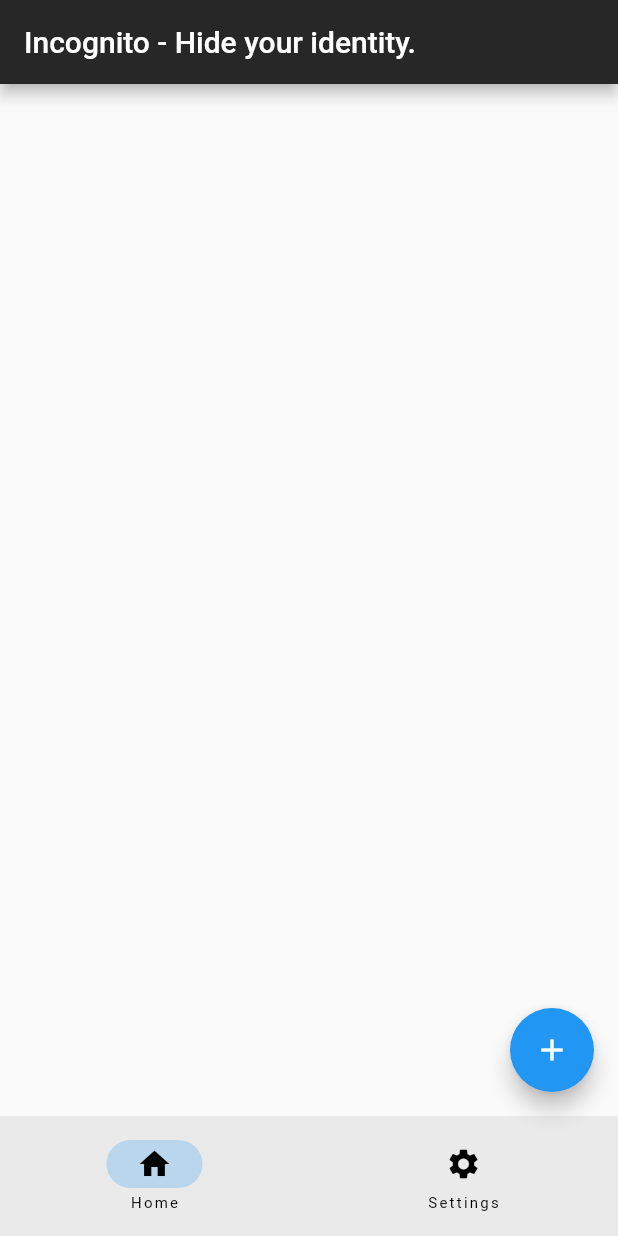
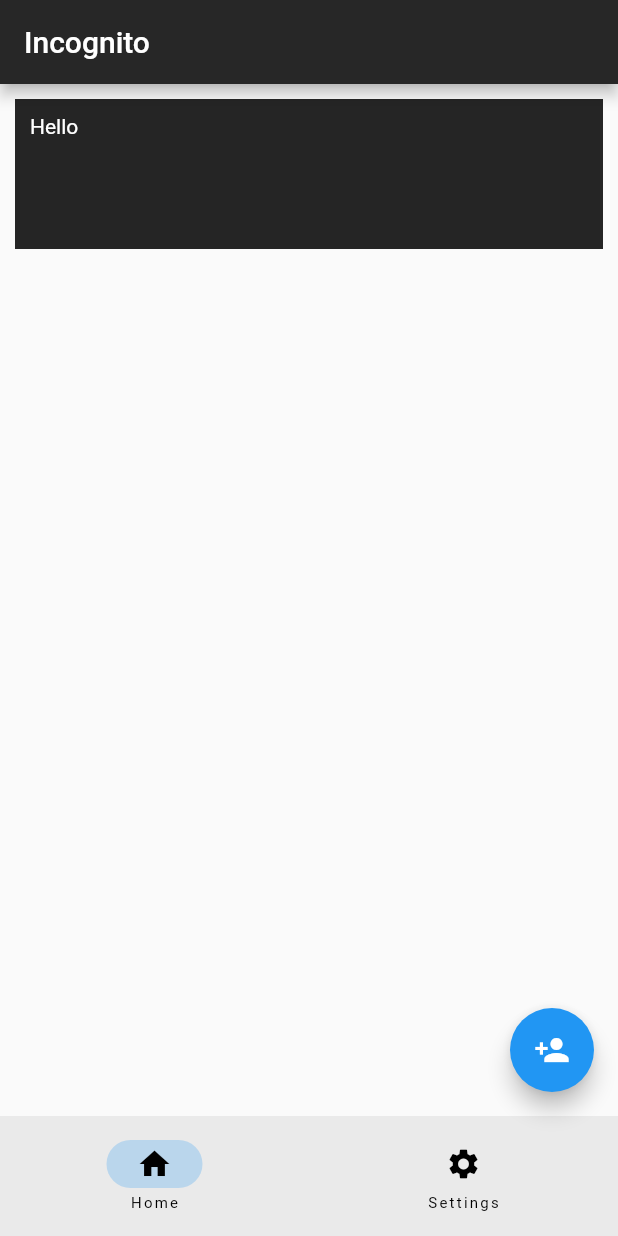
Before and after one commit to NotAddison/Incognito, a Flutter app: the screen it shows after launch, on a phone screen of 412 x 824 dp. Run offline on Flutter 3.47's test engine with Material 2 defaults, Android fonts, the phone set to English and light mode, and no system bars.

Commit message:
feat: index body page - (+) Init base card

```diff
--- /dev/null
+++ b/incognito/lib/card_item.dart
@@ -0,0 +1,15 @@
+import 'package:flutter/material.dart';
+
+class MyCard extends StatelessWidget {
+  @override
+  Widget build(BuildContext context) {
+    return Container(
+      margin: const EdgeInsets.all(10),
+      padding: const EdgeInsets.all(10),
+      width: double.infinity,
+      height: 100,
+      color: const Color.fromARGB(255, 37, 37, 37),
+      child: const Text("Hello", style: TextStyle(color: Colors.white)),
+    );
+  }
+}
--- /dev/null
+++ b/incognito/lib/index.dart
@@ -0,0 +1,25 @@
+import 'package:flutter/material.dart';
+import 'package:incognito/card_item.dart';
+
+class IndexPage extends StatefulWidget {
+  const IndexPage({super.key});
+
+  @override
+  State<IndexPage> createState() => _IndexPageState();
+}
+
+class _IndexPageState extends State<IndexPage> {
+  final userList = [
+    "User1",
+  ];
+
+  @override
+  Widget build(BuildContext context) {
+    return Scaffold(
+        body: ListView.builder(
+            itemCount: userList.length,
+            itemBuilder: (context, index) {
+              return MyCard();
+            }));
+  }
+}
--- a/incognito/lib/main.dart
+++ b/incognito/lib/main.dart
@@ -1,4 +1,5 @@
 import 'package:flutter/material.dart';
+import 'package:incognito/index.dart';
 
 // Main function to Run App
 void main() {
@@ -35,10 +36,11 @@ class _RootPageState extends State<RootPage> {
       home: Scaffold(
         appBar: AppBar(
           backgroundColor: const Color.fromARGB(255, 39, 39, 39),
-          title: const Text("Incognito - Hide your identity."),
+          title: const Text("Incognito"),
         ),
+        body: const IndexPage(),
         floatingActionButton: FloatingActionButton(
-            child: const Icon(Icons.add),
+            child: const Icon(Icons.person_add),
             onPressed: () {
               print("Clicked");
               print(userCount);
```
